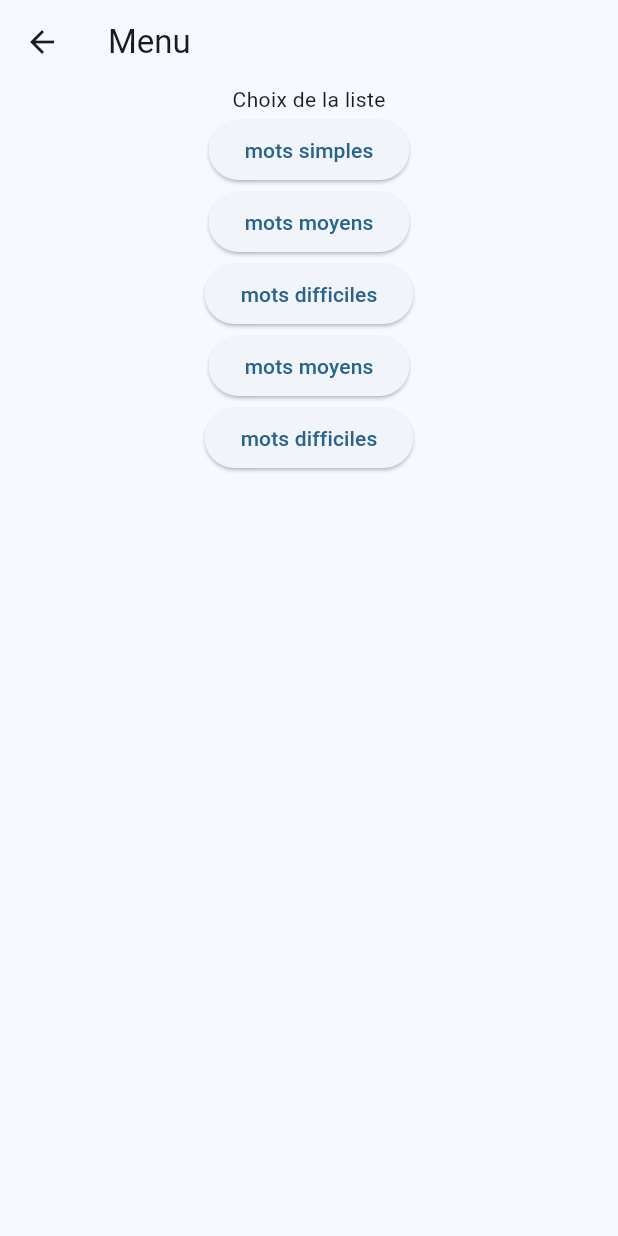
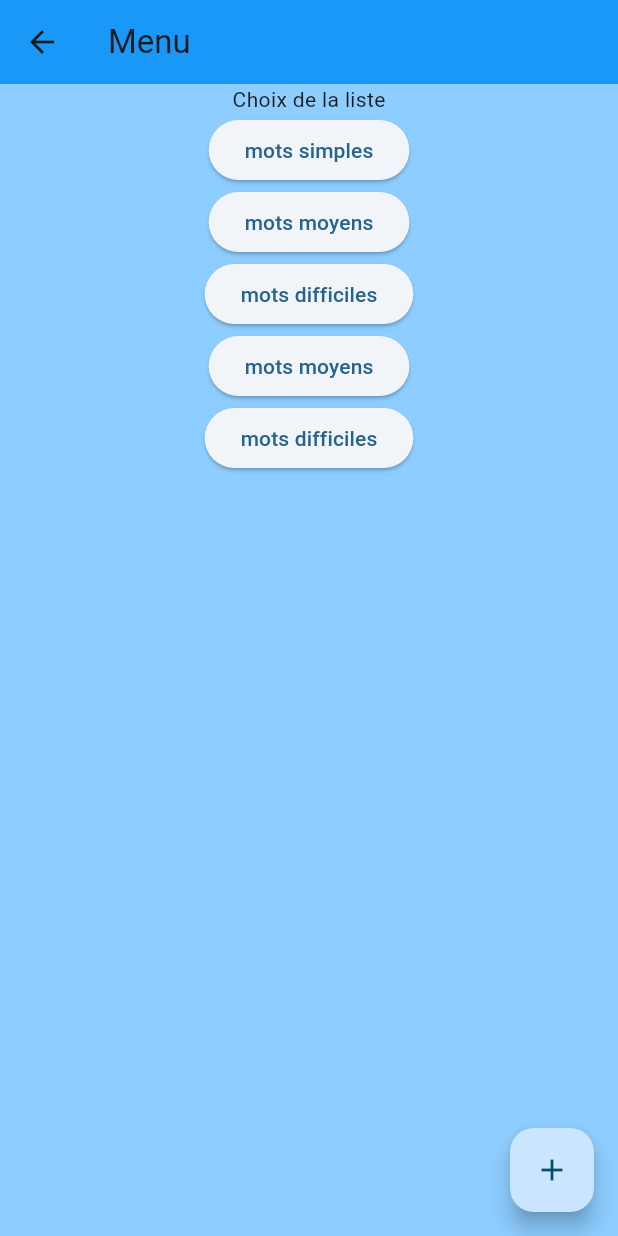
Before and after one commit to KeroSong/flutter-cours, a Flutter app: the EndScreen screen opened directly, after a tap on "Retour au Menu", on a phone screen of 412 x 824 dp. Run offline on Flutter 3.47's test engine with Material 2 defaults, Android fonts, the phone set to English and light mode, and no system bars.

Commit message:
maj design

```diff
--- a/lib/ui/endgame.dart
+++ b/lib/ui/endgame.dart
@@ -14,8 +14,12 @@ class _EndScreenState extends State<EndScreen> {
   @override
   Widget build(BuildContext context) {
     return Scaffold(
-      appBar: AppBar(title: const Text("Fin de jeu.")),
-      body: SafeArea(
+      appBar: AppBar(
+        title: const Text("Fin de jeu."),
+        backgroundColor: Color.fromARGB(255, 25, 152, 248),
+      ),
+      body: Container(
+        color: const Color.fromARGB(255, 141, 205, 255),
         child: Column(
           children: [
             Center(child: Text(widget.fin)),
--- a/lib/ui/game.dart
+++ b/lib/ui/game.dart
@@ -8,7 +8,11 @@ class GameScreen extends StatefulWidget {
   List<ListeLettre> liste = [];
   List<String> pendu = [];
 
-  GameScreen({super.key, required this.number, required this.liste, required this.pendu});
+  GameScreen(
+      {super.key,
+      required this.number,
+      required this.liste,
+      required this.pendu});
 
   @override
   State<GameScreen> createState() => _GameScreenState();
@@ -49,7 +53,7 @@ class _GameScreenState extends State<GameScreen> {
   Widget build(BuildContext context) {
     return Scaffold(
       appBar: AppBar(
-        backgroundColor: Theme.of(context).colorScheme.inversePrimary,
+        backgroundColor: Color.fromARGB(255, 25, 152, 248),
         title: const Text('Demo Pendu'),
       ),
       body: Container(
@@ -74,7 +78,8 @@ class _GameScreenState extends State<GameScreen> {
                       color: Colors.green,
                       height: 150,
                       width: 170,
-                      child: const Text('ceci sera une image'),
+                      child:
+                          Image.asset('lib/Base_de_donnees/Images/Pendu1.png'),
                     ),
                   ),
                 ],
--- a/lib/ui/menu.dart
+++ b/lib/ui/menu.dart
@@ -15,8 +15,12 @@ class _MenuScreenState extends State<MenuScreen> {
     test();
     //test2();
     return Scaffold(
-      appBar: AppBar(title: const Text("Menu")),
-      body: SafeArea(
+      appBar: AppBar(
+        title: const Text("Menu"),
+        backgroundColor: Color.fromARGB(255, 25, 152, 248),
+      ),
+      body: Container(
+        color: const Color.fromARGB(255, 141, 205, 255),
         child: Column(
           children: [
             const Center(child: Text("Choix de la liste")),
@@ -30,6 +34,11 @@ class _MenuScreenState extends State<MenuScreen> {
           ],
         ),
       ),
+      floatingActionButton: FloatingActionButton(
+        onPressed: () {},
+        tooltip: 'Increment',
+        child: const Icon(Icons.add),
+      ),
     );
   }
 }
```
Also changed, not shown: pubspec.yaml (+9 -0 lines), pubspec.lock.
